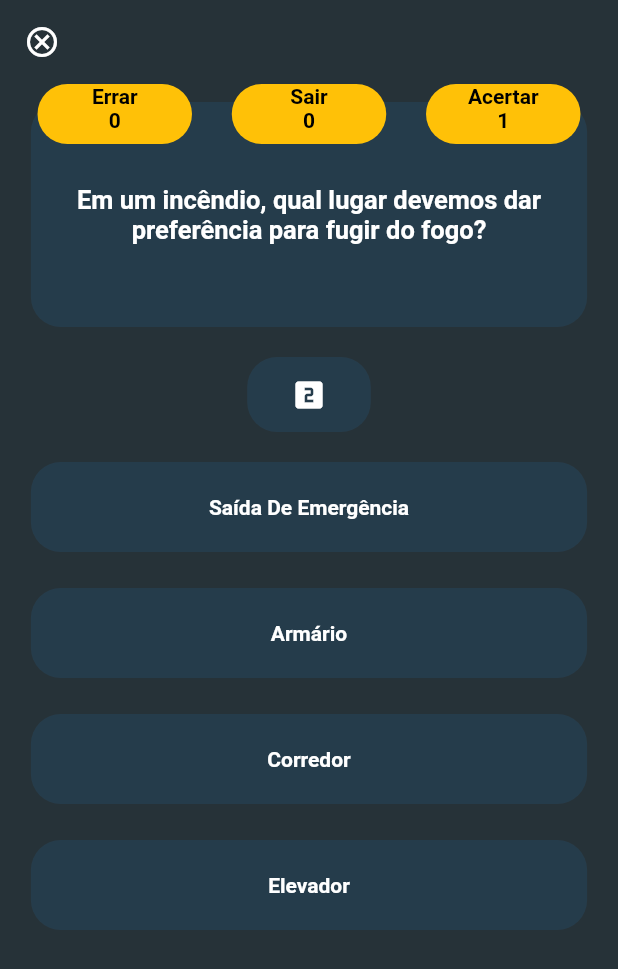
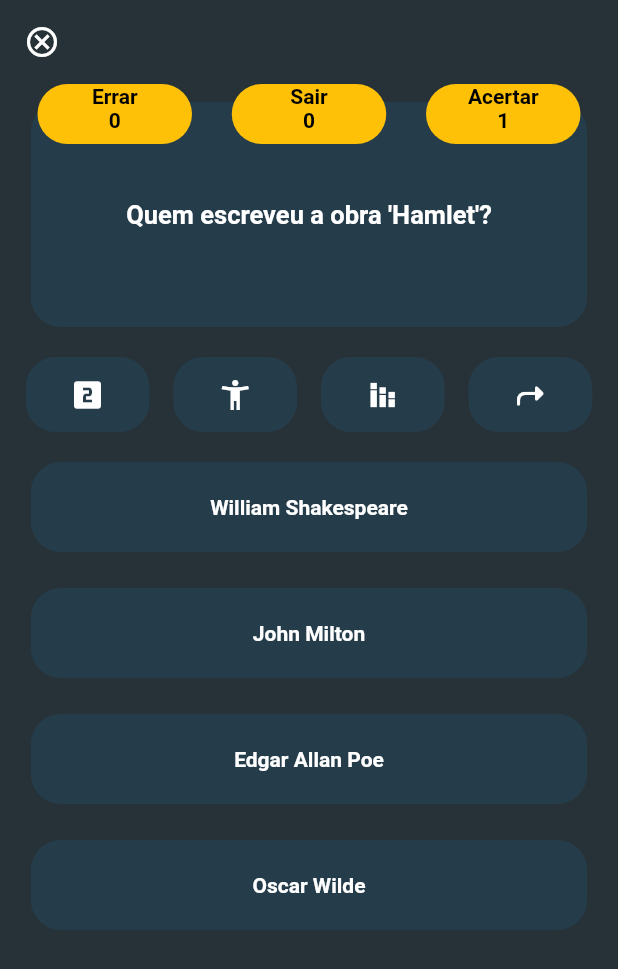
Before and after one commit to diegodanielsantana00/vexa_show_do_bilionario, a Flutter app: the JogarScreen screen opened directly with empty values, on a phone screen of 412 x 824 dp. Shown: the top 969 px of the screen. Run offline on Flutter 3.47's test engine with Material 2 defaults, Android fonts, the phone set to English and light mode, and no system bars; our stand-ins replace audioplayers; missing offline and left inert: dart:ffi.

Commit message:
Commit final -- Botão de ajuda

```diff
--- a/lib/Areas/Jogar/Views/jogar_screen.dart
+++ b/lib/Areas/Jogar/Views/jogar_screen.dart
@@ -73,6 +73,8 @@ class _JogarScreenState extends State<JogarScreen> {
             crossAxisAlignment: CrossAxisAlignment.center,
             children: [
               jogarWidgets.perguntaContainer(context, jogarController!.perguntaAtual.pergunta, jogarController!.moneyLevel, jogarController!.nextMoneyLevel),
+              jogarWidgets.universitariosDica(context, jogarController!.stringUniversitarios, jogarController!.boolUniversitarios),
+              jogarWidgets.estatisticaDica(context, jogarController!.listStringEstatisca, jogarController!.boolEstatistica),
               Row(
                 mainAxisAlignment: MainAxisAlignment.center,
                 children: [
@@ -86,9 +88,39 @@ class _JogarScreenState extends State<JogarScreen> {
                         }
                       },
                       child: jogarWidgets.botaoAjudaContainer(context, Icons.looks_two, retirarDois)),
-                  // jogarWidgets.botaoAjudaContainer(context, Icons.accessibility_new_outlined, universitarios),
-                  // jogarWidgets.botaoAjudaContainer(context, Icons.stacked_bar_chart, estatistica),
-                  // jogarWidgets.botaoAjudaContainer(context, Icons.shortcut_rounded, passarPergunta),
+
+                  GestureDetector(
+                      onTap: () {
+                        if (universitarios) {
+                          jogarController!.chamarUniversitarios(context);
+                          setState(() {
+                            universitarios = false;
+                          });
+                        }
+                      },
+                      child: jogarWidgets.botaoAjudaContainer(context, Icons.accessibility_new_outlined, universitarios)),
+
+                  GestureDetector(
+                      onTap: () {
+                        if (estatistica) {
+                          jogarController!.mostrarEstatistica(context);
+                          setState(() {
+                            estatistica = false;
+                          });
+                        }
+                      },
+                      child: jogarWidgets.botaoAjudaContainer(context, Icons.stacked_bar_chart, estatistica)),
+
+                      GestureDetector(
+                      onTap: () {
+                        if (passarPergunta) {
+                          jogarController!.passarPergunta(context);
+                          setState(() {
+                            passarPergunta = false;
+                          });
+                        }
+                      },
+                      child: jogarWidgets.botaoAjudaContainer(context, Icons.shortcut_rounded, passarPergunta)),
                 ],
               ),
               for (int i = 0; i < jogarController!.perguntaAtual.respostas.length; i++)
--- a/lib/Areas/Jogar/Widgets/jogar_widgets.dart
+++ b/lib/Areas/Jogar/Widgets/jogar_widgets.dart
@@ -310,7 +310,7 @@ class JogarWidgets {
         });
   }
 
-  Widget detalhePartidaResumoMenu( String key, String value) {
+  Widget detalhePartidaResumoMenu(String key, String value) {
     return Padding(
       padding: const EdgeInsets.all(8.0),
       child: Row(
@@ -330,4 +330,71 @@ class JogarWidgets {
       ),
     );
   }
+
+  Widget universitariosDica(BuildContext context, String stringUniversitarios, bool visible) {
+    return Visibility(
+      visible: visible,
+      child: Container(
+        width: getSize(context).width * 0.9,
+        height: 60,
+        decoration: BoxDecoration(color: Colors.white.withOpacity(0.1), borderRadius: BorderRadius.circular(20)),
+        child: Center(
+          child: Row(
+            mainAxisAlignment: MainAxisAlignment.center,
+            children: [
+              const Padding(
+                padding: EdgeInsets.all(8.0),
+                child: Icon(
+                  Icons.accessibility_new_outlined,
+                  color: Colors.white,
+                ),
+              ),
+              Text(
+                stringUniversitarios,
+                style: const TextStyle(color: Colors.white),
+              ),
+            ],
+          ),
+        ),
+      ),
+    );
+  }
+
+  Widget estatisticaDica(BuildContext context, List<String> porcentagem, bool visible) {
+    return Visibility(
+      visible: visible,
+      child: Container(
+        width: getSize(context).width * 0.9,
+        height: 120,
+        decoration: BoxDecoration(color: Colors.white.withOpacity(0.1), borderRadius: BorderRadius.circular(20)),
+        child: Column(
+          mainAxisAlignment: MainAxisAlignment.center,
+          children: [
+            const Padding(
+              padding: EdgeInsets.only(top: 8.0),
+              child: Text(
+                "Perguntas",
+                style: TextStyle(color: Colors.white, fontWeight: FontWeight.w600),
+              ),
+            ),
+            Padding(
+              padding: const EdgeInsets.only(bottom: 8.0, left: 30.0, right: 30.0, top: 12),
+              child: Row(
+                mainAxisAlignment: MainAxisAlignment.spaceBetween,
+                children: [
+                  for (int i = 0; i < porcentagem.length; i++)
+                    Text(
+                      "${i+1}\n\n${porcentagem[i]}%",
+                      textAlign: TextAlign.center,
+                      style: const TextStyle(color: Colors.white),
+                    ),
+                ],
+              ),
+            )
+          ],
+        ),
+      ),
+    );
+  }
+
 }
--- a/lib/Common/Perguntas.dart
+++ b/lib/Common/Perguntas.dart
@@ -40,4 +40,8 @@ List<Perguntas> litaPerguntas = [
   Perguntas("Qual é o nome da tabela onde se apresentam os elementos químicos? ", ["Geográfia", "Matemática", "Periódica", "Estatística"], 2),
   Perguntas("Em um incêndio, qual lugar devemos dar preferência para fugir do fogo? ", ["Saída De Emergência", "Armário", "Corredor", "Elevador"], 0),
   Perguntas("Na linguagem popular tetéia é uma pessoa ", ["Manhosa", "Chorona", "Infeliz", "Graciosa"], 3),
+  Perguntas("Qual é o feminino de frade? ", ["Pitonisa", "Freira", "Padre", "Sacerdotisa"], 1),
+  Perguntas("Como ficou conhecido o período no qual o café era o principal produto brasileiro?", ["Ciclo do cacau", "Ciclo do carbono", "Ciclo da cafeína", "Ciclo da café"], 3),
+  Perguntas("O termo 'cabra-macho' refere-se a um indivíduo:", ["Tímido", "Valente", "Fraco", "Medroso"], 1),
+  Perguntas("A palavra 'muito' constitui um:", ["Verbo", "Adjetivo", "Substantivo", "Advébio"], 3),
 ];
--- a/lib/main.dart
+++ b/lib/main.dart
@@ -4,6 +4,7 @@ import 'dart:io';
 import 'package:flutter/material.dart';
 import 'package:flutter/services.dart';
 import 'package:vexa_show_do_bilionario/Areas/Splash/splash_screen.dart';
+import 'package:vexa_show_do_bilionario/Common/Perguntas.dart';
 
 Future main() async {
   WidgetsFlutterBinding.ensureInitialized();
@@ -13,5 +14,7 @@ Future main() async {
     DeviceOrientation.portraitDown,
   ]);
 
+  litaPerguntas.shuffle();
+
   runApp(MaterialApp(debugShowCheckedModeBanner: false, home: SplashScreen()));
 }
--- a/pubspec.yaml
+++ b/pubspec.yaml
@@ -38,6 +38,7 @@ dependencies:
   cupertino_icons: ^1.0.2
   audioplayers: ^0.20.1
   flutter_launcher_icons: ^0.12.0
+  graphic: ^1.0.1
 
 dev_dependencies:
   flutter_test:
```
Also changed, not shown: lib/Areas/Jogar/Controller/jogar_controller.dart (+49 -0 lines), pubspec.lock, 6 other files.
